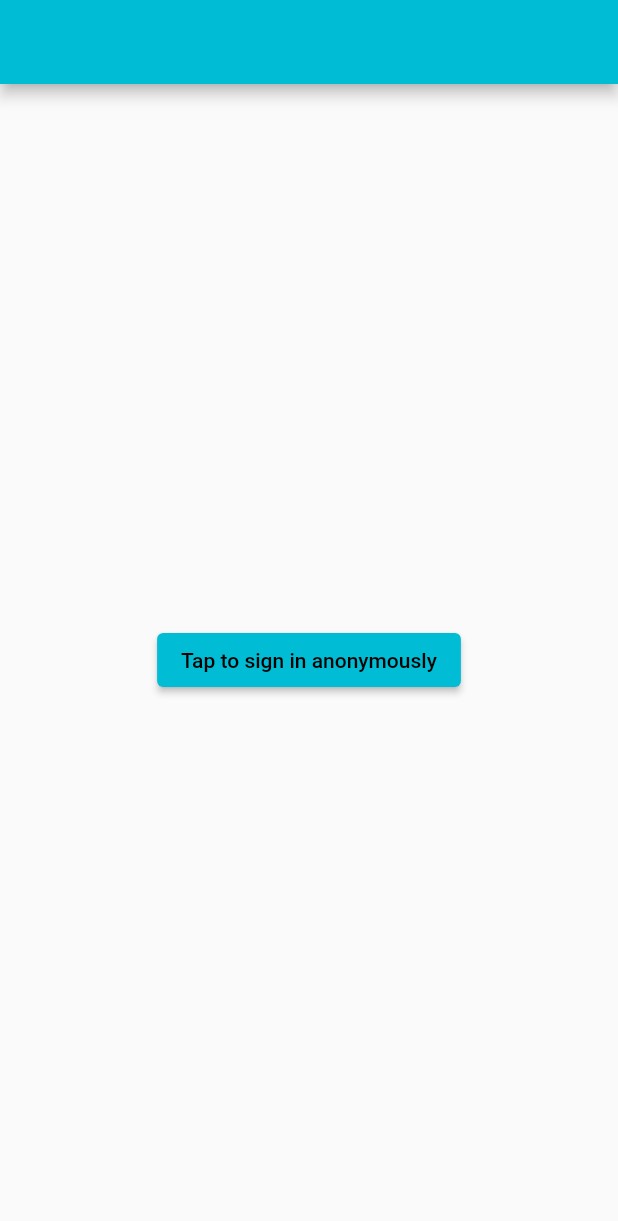
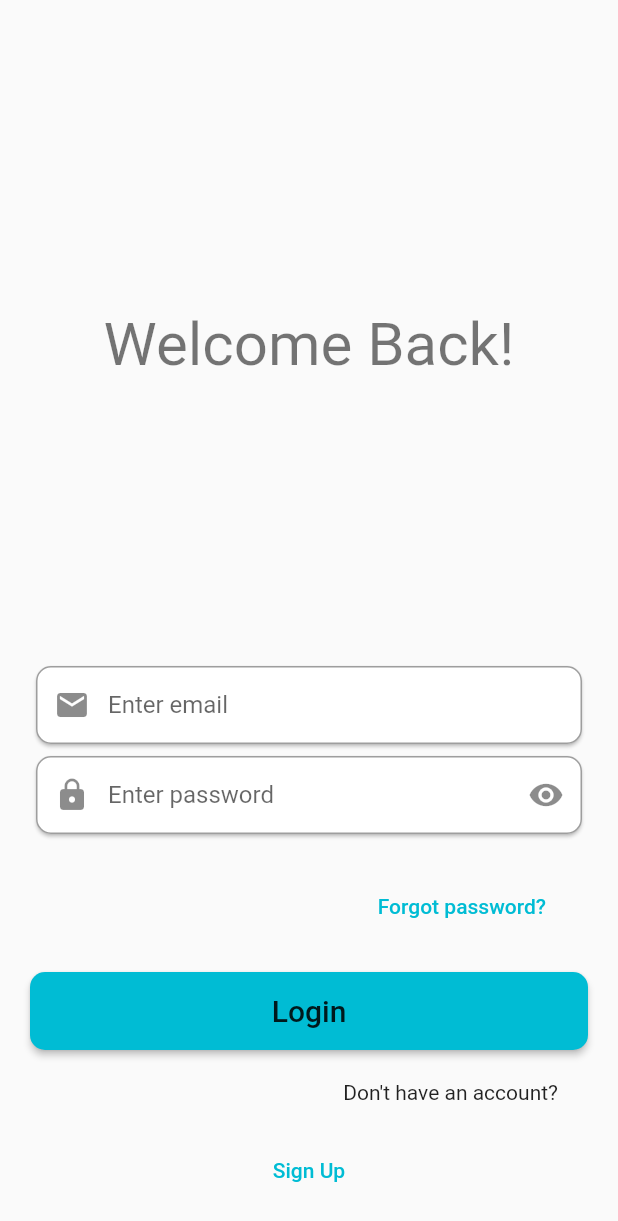
Before and after one commit to erdobozkurt/chat-module, a Flutter app: the screen it shows after launch, on a phone screen of 412 x 824 dp. Shown: the top 1221 px of the screen. Run offline on Flutter 3.47's test engine with Material 2 defaults, Android fonts, the phone set to English and light mode, and no system bars; our stand-ins replace cloud_firestore, firebase_auth, firebase_core, firebase_storage, image_picker; accounts and stored records are empty.

Commit message:
commit_2

```diff
--- a/lib/main.dart
+++ b/lib/main.dart
@@ -1,5 +1,7 @@
 import 'package:chat_module/screens/chat_page.dart';
 import 'package:chat_module/screens/home_page.dart';
+import 'package:chat_module/screens/login_page.dart';
+import 'package:chat_module/screens/register_page.dart';
 import 'package:firebase_auth/firebase_auth.dart';
 import 'package:firebase_core/firebase_core.dart';
 import 'package:flutter/material.dart';
@@ -24,12 +26,18 @@ class MainPage extends StatelessWidget {
         primarySwatch: Colors.cyan,
       ),
       initialRoute: FirebaseAuth.instance.currentUser == null
-          ? HomePage.routeName
+          ? LoginPage.routeName
           : ChatPage.routeName,
       routes: {
         HomePage.routeName: (context) => const HomePage(),
         ChatPage.routeName: (context) => const ChatPage(),
+        LoginPage.routeName:(context) => const LoginPage(),
+        SignUpPage.routeName:(context) => const SignUpPage()
       },
     );
   }
 }
+
+//TODO1: kullanıcı adını mesaj tileda display etme
+//TODO2: avatarı display etme
+//TODO3: user mentionlama
--- /dev/null
+++ b/lib/resources/auth_methods.dart
@@ -0,0 +1,95 @@
+
+import 'package:chat_module/resources/storage_methods.dart';
+import 'package:cloud_firestore/cloud_firestore.dart';
+import 'package:firebase_auth/firebase_auth.dart';
+import 'package:flutter/material.dart';
+import 'package:image_picker/image_picker.dart';
+
+import '../screens/chat_page.dart';
+
+class AuthMethods {
+  final _auth = FirebaseAuth.instance;
+  final _firestore = FirebaseFirestore.instance;
+
+  //* Sign up a user
+  Future<void> signUp({
+    required String name,
+    required String email,
+    required String password,
+    required String secPassword,
+    required PickedFile avatar,
+    required BuildContext context,
+  }) async {
+
+    try {
+      if (password.trim() == secPassword.trim()) {
+        await _auth.createUserWithEmailAndPassword(
+          email: email.trim(),
+          password: password.trim(),
+        );
+
+        String urlDownload = await StorageMethods().uploadImage(avatar);
+
+        await _firestore
+            .collection('users')
+            .doc(_auth.currentUser!.uid)
+            .set({
+          'senderId': _auth.currentUser!.uid,
+          'email': _auth.currentUser!.email,
+          'name': name,
+          'avatar': urlDownload,
+        });
+      } else {
+        ScaffoldMessenger.of(context).showSnackBar(
+          const SnackBar(
+            content: Text('check the password'),
+          ),
+        );
+        return;
+      }
+
+      _auth.authStateChanges().listen((User? user) {
+        if (user != null) {
+          Navigator.pushReplacementNamed(context, ChatPage.routeName);
+        }
+      });
+    } on FirebaseAuthException catch (e) {
+      ScaffoldMessenger.of(context).showSnackBar(
+        SnackBar(
+          content: Text(e.code.toString()),
+        ),
+      );
+    } catch (e) {
+      throw Exception('fail on sign up');
+    }
+  }
+
+  //* Sign in a user
+  Future signIn({
+    required String email,
+    required String password,
+    required BuildContext context
+  }) async {
+    try {
+      await _auth.signInWithEmailAndPassword(
+        email: email.trim(),
+        password: password.trim(),
+      );
+
+      _auth.authStateChanges().listen((User? user) {
+        if (user != null) {
+          Navigator.pushReplacementNamed(context, ChatPage.routeName);
+
+        }
+      });
+    } on FirebaseAuthException catch (e) {
+      ScaffoldMessenger.of(context).showSnackBar(
+        SnackBar(
+          content: Text(
+            e.code.toString(),
+          ),
+        ),
+      );
+    }
+  }
+}
--- /dev/null
+++ b/lib/resources/storage_methods.dart
@@ -0,0 +1,25 @@
+import 'dart:io';
+
+import 'package:firebase_auth/firebase_auth.dart';
+import 'package:firebase_storage/firebase_storage.dart';
+import 'package:image_picker/image_picker.dart';
+
+class StorageMethods {
+  final _storage = FirebaseStorage.instance;
+  final _auth = FirebaseAuth.instance;
+
+  //* adding image to firebase storage
+  Future<String> uploadImage(PickedFile pickedFile) async {
+
+    final file = File(pickedFile.path);
+
+    final ref = _storage.ref().child(_auth.currentUser!.uid);
+
+    UploadTask uploadTask = ref.putFile(file);
+
+    final snapshot = await uploadTask;
+
+    String urlDownload = await snapshot.ref.getDownloadURL();
+    return urlDownload;
+  }
+}
--- /dev/null
+++ b/lib/screens/login_page.dart
@@ -0,0 +1,124 @@
+import 'package:flutter/material.dart';
+import '../resources/auth_methods.dart';
+import '../widgets/input_tile_widget.dart';
+import 'register_page.dart';
+
+class LoginPage extends StatefulWidget {
+  const LoginPage({Key? key}) : super(key: key);
+  static const routeName = 'loginPage';
+
+  @override
+  State<LoginPage> createState() => _LoginPageState();
+}
+
+class _LoginPageState extends State<LoginPage> {
+  final emailController = TextEditingController();
+  final passwordContoller = TextEditingController();
+  bool passwordVisible = true;
+
+  @override
+  void dispose() {
+    emailController.dispose();
+    passwordContoller.dispose();
+
+    super.dispose();
+  }
+
+  @override
+  Widget build(BuildContext context) {
+    return Scaffold(
+      body: Padding(
+        padding: const EdgeInsets.all(20),
+        child: Center(
+          child: Column(
+            children: [
+              const Spacer(),
+              Padding(
+                padding: const EdgeInsets.all(20.0),
+                child: Text(
+                  style: Theme.of(context).textTheme.headlineLarge,
+                  'Welcome Back!',
+                ),
+              ),
+              const Spacer(),
+              InputTileWidget(
+                child: TextFormField(
+                  controller: emailController,
+                  keyboardType: TextInputType.emailAddress,
+                  decoration: const InputDecoration(
+                    border: OutlineInputBorder(
+                      borderRadius: BorderRadius.all(Radius.circular(10)),
+                    ),
+                    labelText: 'Enter email',
+                    prefixIcon: Icon(Icons.mail),
+                  ),
+                ),
+              ),
+              InputTileWidget(
+                child: TextFormField(
+                  controller: passwordContoller,
+                  keyboardType: TextInputType.visiblePassword,
+                  obscureText: passwordVisible,
+                  decoration: InputDecoration(
+                    border: const OutlineInputBorder(
+                        borderRadius: BorderRadius.all(Radius.circular(10))),
+                    labelText: 'Enter password',
+                    prefixIcon: const Icon(Icons.lock),
+                    suffixIcon: IconButton(
+                      onPressed: () {
+                        passwordVisible = !passwordVisible;
+                        setState(() {});
+                      },
+                      icon: const Icon(Icons.remove_red_eye),
+                    ),
+                  ),
+                ),
+              ),
+              Padding(
+                padding: const EdgeInsets.all(20.0),
+                child: Align(
+                  alignment: Alignment.centerRight,
+                  child: TextButton(
+                      onPressed: () {}, child: const Text('Forgot password?')),
+                ),
+              ),
+              SizedBox(
+                width: double.infinity,
+                height: 52,
+                child: ElevatedButton(
+                  style: ElevatedButton.styleFrom(
+                    shape: RoundedRectangleBorder(
+                      borderRadius: BorderRadius.circular(10),
+                    ),
+                  ),
+                  onPressed: () async {
+                    await AuthMethods().signIn(
+                        email: emailController.text,
+                        password: passwordContoller.text,
+                        context: context);
+                  },
+                  child: Text('Login',
+                      style: Theme.of(context).textTheme.headline6),
+                ),
+              ),
+              const Padding(
+                padding: EdgeInsets.all(20.0),
+                child: Align(
+                    alignment: Alignment.centerRight,
+                    child: Text('Don\'t have an account?')),
+              ),
+              TextButton(
+                onPressed: () {
+                  Navigator.pushNamed(context, SignUpPage.routeName);
+                },
+                child: const Text(
+                  'Sign Up',
+                ),
+              ),
+            ],
+          ),
+        ),
+      ),
+    );
+  }
+}
--- /dev/null
+++ b/lib/widgets/input_tile_widget.dart
@@ -0,0 +1,18 @@
+import 'package:flutter/material.dart';
+
+class InputTileWidget extends StatelessWidget {
+  const InputTileWidget({Key? key, required this.child}) : super(key: key);
+  final Widget child;
+
+  @override
+  Widget build(BuildContext context) {
+    return SizedBox(
+      height: 60,
+      child: Card(
+          shape: RoundedRectangleBorder(
+            borderRadius: BorderRadius.circular(10),
+          ),
+          child: child),
+    );
+  }
+}
--- a/pubspec.yaml
+++ b/pubspec.yaml
@@ -37,6 +37,8 @@ dependencies:
   firebase_core: ^1.21.0
   cloud_firestore: ^3.4.5
   intl: ^0.17.0
+  image_picker: ^0.8.5+3
+  firebase_storage: ^10.3.6
 
 dev_dependencies:
   flutter_test:
```
Also changed, not shown: lib/screens/chat_page.dart (+16 -4 lines), lib/screens/register_page.dart (added, +194 -0 lines), lib/widgets/received_msg_widget.dart (+11 -9 lines), pubspec.lock, 1 other file.
